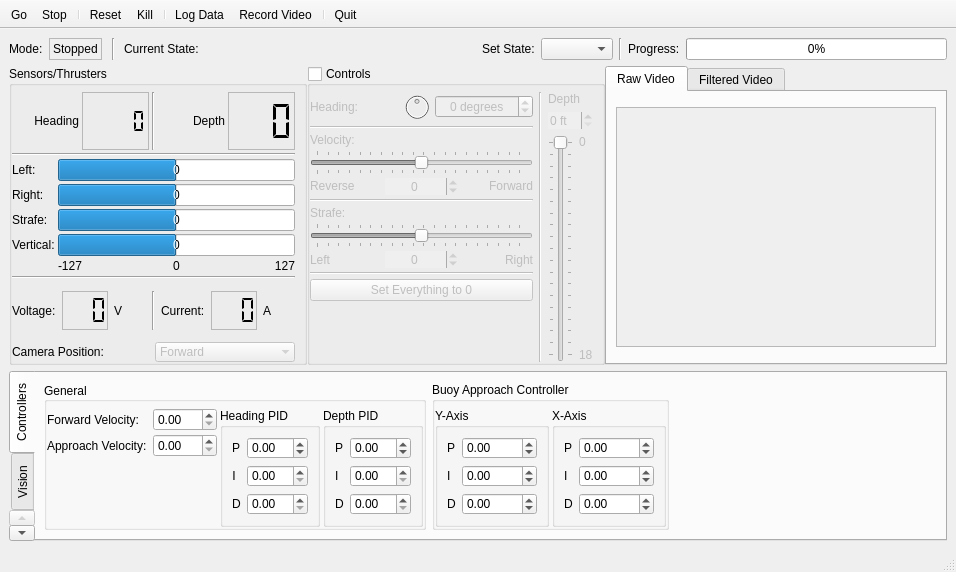
Above: dashboard/dashboard.ui from mtboswell/mtboswell-auvc2 before the change. Below: the same form after it.
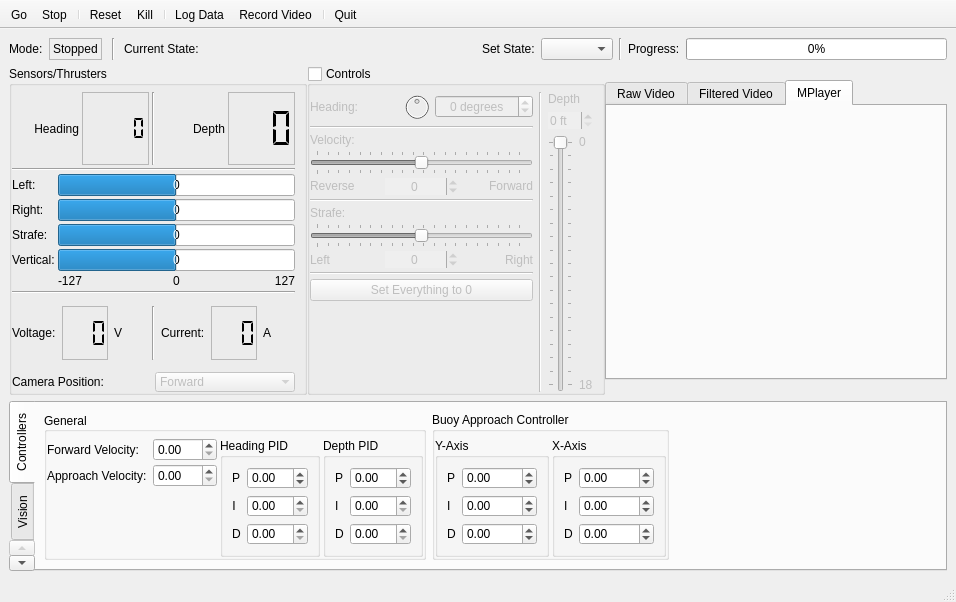
That is the form after the change.

Commit message: Added basic mplayer support; Started on model API

The edit to the form file:
```diff
--- a/dashboard/dashboard.ui
+++ b/dashboard/dashboard.ui
@@ -8,7 +8,7 @@
     <x>0</x>
     <y>0</y>
     <width>956</width>
-    <height>572</height>
+    <height>602</height>
    </rect>
   </property>
   <property name="sizePolicy">
@@ -1012,7 +1012,7 @@
          <enum>QTabWidget::North</enum>
         </property>
         <property name="currentIndex">
-         <number>0</number>
+         <number>2</number>
         </property>
         <property name="iconSize">
          <size>
@@ -1126,6 +1126,12 @@
           </item>
          </layout>
         </widget>
+        <widget class="QWidget" name="mplayerTab">
+         <attribute name="title">
+          <string>MPlayer</string>
+         </attribute>
+         <layout class="QVBoxLayout" name="verticalLayout_4"/>
+        </widget>
        </widget>
       </item>
      </layout>
```
The commit also changes 5 other files.
